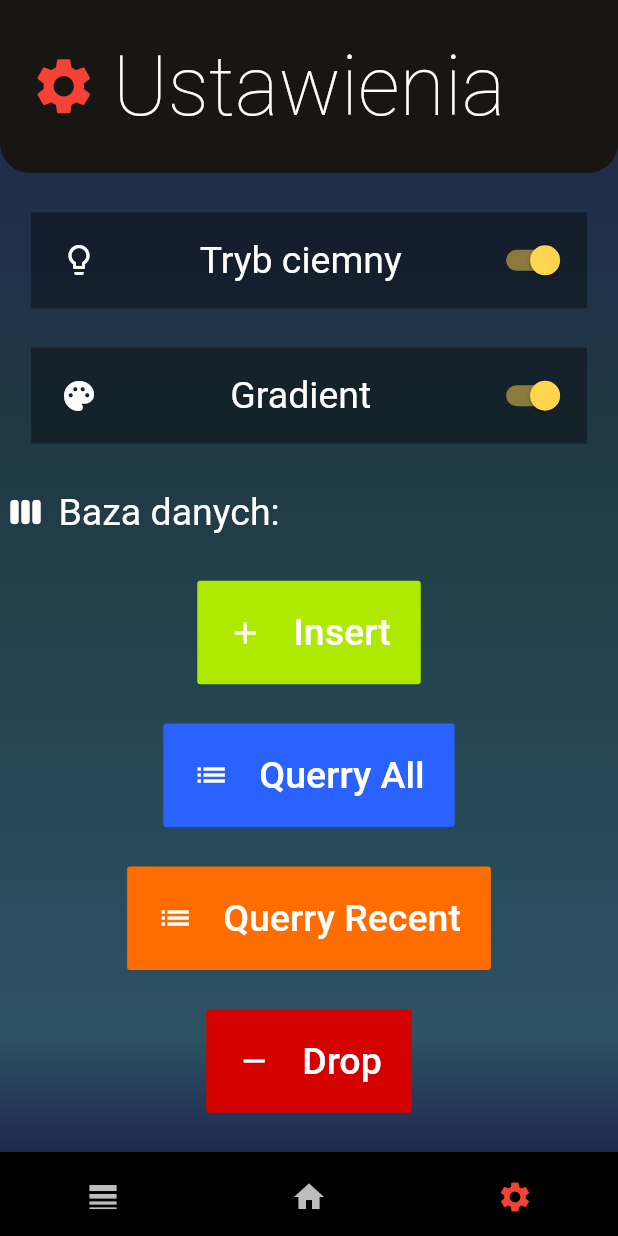
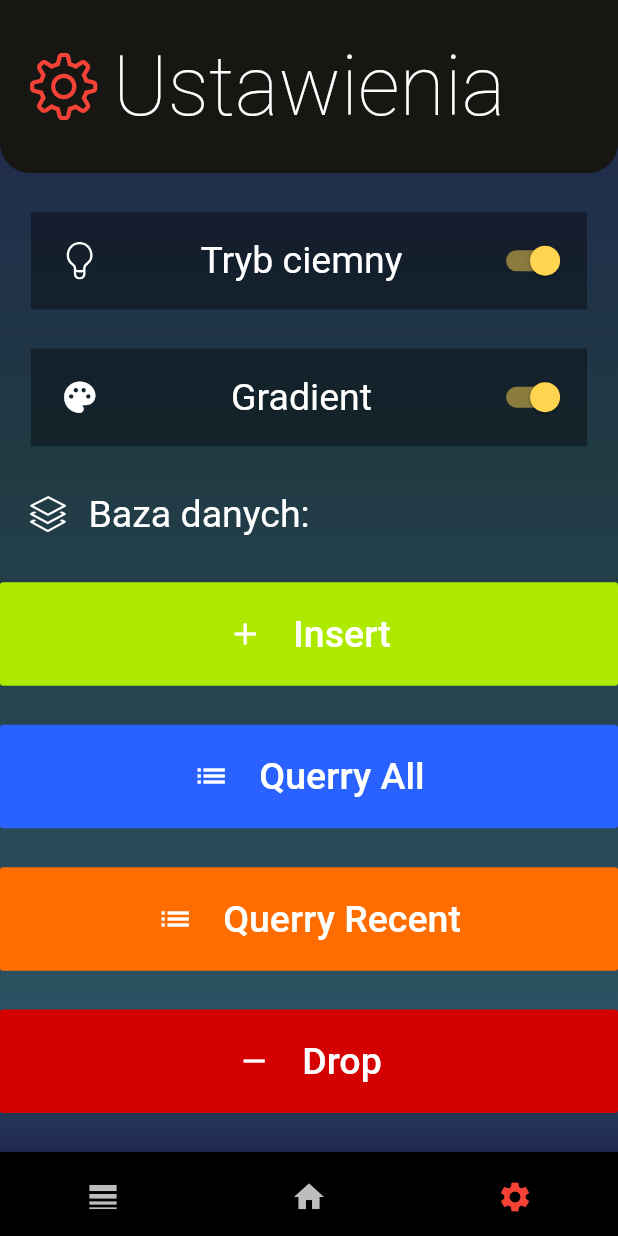
Before and after one commit to ReQezeR/OverMarkBeta, a Flutter app: the screen it shows after launch, swiped to page 3, on a phone screen of 412 x 824 dp. Run offline on Flutter 3.47's test engine with Material 2 defaults, Android fonts, the phone set to English and light mode, and no system bars; our stand-ins replace flutter_icons, sqflite, theme_provider; accounts and stored records are empty.

Commit message:
add more icons

```diff
--- a/lib/pages/main_page.dart
+++ b/lib/pages/main_page.dart
@@ -2,6 +2,7 @@ import 'dart:math';
 
 import 'package:flutter/gestures.dart';
 import 'package:flutter/material.dart';
+import 'package:flutter_icons/flutter_icons.dart';
 import 'package:overmark/databases/db_provider.dart';
 import 'package:overmark/pages/home_page.dart';
 import 'package:overmark/pages/list_page.dart';
@@ -91,14 +92,14 @@ class _MainPageState extends State<MainPage> with TickerProviderStateMixin{
       begin: Alignment.topCenter,
       end: Alignment.bottomCenter,
       colors: [
-        Color(0xAF6C7192),
-        Color(0xAF4A6B76),
+        Color(0xDFFFFFFF),
         Color(0x2F486C7C),
-        Color(0xDF575E86),
+        Color(0x2F486C7C),
+        Color(0xDFFFFFFF),
       ],
       stops: [
         0,
-        0.4,
+        0.6,
         0.9,
         1
       ],
--- a/lib/pages/settings_page.dart
+++ b/lib/pages/settings_page.dart
@@ -1,5 +1,6 @@
 
 import 'package:flutter/material.dart';
+import 'package:flutter_icons/flutter_icons.dart';
 import 'package:overmark/databases/bookmark.dart';
 import 'package:overmark/databases/db_provider.dart';
 import 'package:overmark/themes/theme_options.dart';
@@ -68,7 +69,7 @@ class _SettingsPageState extends State<SettingsPage>{
                         child: Padding(
                           padding: const EdgeInsets.all(20.0),
                           child: Icon(
-                            Icons.settings,
+                            SimpleLineIcons.settings,
                             size: 45,
                             color: Colors.red,
                           ),
@@ -87,7 +88,7 @@ class _SettingsPageState extends State<SettingsPage>{
               mainAxisAlignment: MainAxisAlignment.spaceEvenly,
               children: <Widget>[
                 Container(
-                  color: Colors.black38,
+                  color: Theme.of(context).brightness == Brightness.light?Colors.white: Colors.black38,
                   width: MediaQuery.of(context).size.width*0.9,
                   child: InkWell(
                     onTap: (){
@@ -100,7 +101,8 @@ class _SettingsPageState extends State<SettingsPage>{
                         Padding(
                           padding: const EdgeInsets.all(20.0),
                           child: Icon(
-                            Icons.lightbulb_outline,
+                            SimpleLineIcons.bulb,
+                            size: 25,
                             color: ThemeProvider.optionsOf<CustomThemeOptions>(context).mainTextColor,
                           ),
                         ),
@@ -129,7 +131,7 @@ class _SettingsPageState extends State<SettingsPage>{
                   ),
                 ),
                 Container(
-                  color: Colors.black38,
+                  color: Theme.of(context).brightness == Brightness.light?Colors.white: Colors.black38,
                   width: MediaQuery.of(context).size.width*0.9,
                   child: InkWell(
                     onTap: (){
@@ -143,6 +145,7 @@ class _SettingsPageState extends State<SettingsPage>{
                           padding: const EdgeInsets.all(20.0),
                           child: Icon(
                             Icons.palette,
+                            size: 25,
                             color: ThemeProvider.optionsOf<CustomThemeOptions>(context).mainTextColor,
                           ),
                         ),
@@ -173,9 +176,9 @@ class _SettingsPageState extends State<SettingsPage>{
                 Row(
                   children: <Widget>[
                     Padding(
-                      padding: const EdgeInsets.all(5.0),
+                      padding: const EdgeInsets.only(left: 20.0, right: 10.0),
                       child: Icon(
-                        Icons.view_week,
+                         SimpleLineIcons.layers,
                         color: ThemeProvider.optionsOf<CustomThemeOptions>(context).mainTextColor,
                       ),
                     ),
@@ -190,7 +193,11 @@ class _SettingsPageState extends State<SettingsPage>{
                       )),
                   ],
                 ),
-                FlatButton(
+
+                Row(
+                  children: <Widget>[
+                    Expanded(
+                      child: FlatButton(
                                padding: const EdgeInsets.all(20.0),
                         color: Colors.limeAccent[700],
                         child: Row(
@@ -209,8 +216,14 @@ class _SettingsPageState extends State<SettingsPage>{
                           widget.db.insert(Bookmark(categoryId:1, name: "XD", url:"XD_URL", date: _date, recentUpdate: _date).toMap(), 'Bookmarks');
                         },
                       ),
+                    ),
+                  ],
+                ),
 
-                FlatButton(
+                Row(
+                  children: <Widget>[
+                    Expanded(
+                      child: FlatButton(
                         padding: const EdgeInsets.all(20.0),
                         color: Colors.blueAccent[700],
                         child: Row(
@@ -229,8 +242,14 @@ class _SettingsPageState extends State<SettingsPage>{
                           printBookmarks(toBookmarks(temp));
                         },
                       ),
+                    ),
+                  ],
+                ),
 
-                FlatButton(
+                Row(
+                  children: <Widget>[
+                    Expanded(
+                      child: FlatButton(
                         padding: const EdgeInsets.all(20.0),
                         color: Colors.orangeAccent[700],
                         child: Row(
@@ -249,8 +268,14 @@ class _SettingsPageState extends State<SettingsPage>{
                           printBookmarks(toBookmarks(temp));
                         },
                       ),
+                    ),
+                  ],
+                ),
 
-                FlatButton(
+                Row(
+                  children: <Widget>[
+                    Expanded(
+                      child: FlatButton(
                         padding: const EdgeInsets.all(20.0),
                         color: Colors.redAccent[700],
                         child: Row(
@@ -269,6 +294,9 @@ class _SettingsPageState extends State<SettingsPage>{
                           widget.db.flushTable('Categories');
                         },
                       ),
+                    ),
+                  ],
+                ),
               ],
             ),
           ),
--- a/pubspec.yaml
+++ b/pubspec.yaml
@@ -23,6 +23,7 @@ environment:
 dependencies:
   theme_provider: ^0.3.3
   path_provider: ^1.5.1
+  flutter_icons: ^1.1.0
 
   flutter:
     sdk: flutter
```
Also changed, not shown: lib/pages/home_page.dart (+19 -7 lines), lib/tools/custom_listtile.dart (+15 -6 lines), pubspec.lock. Lines whose indentation alone changed are shown as unchanged.
